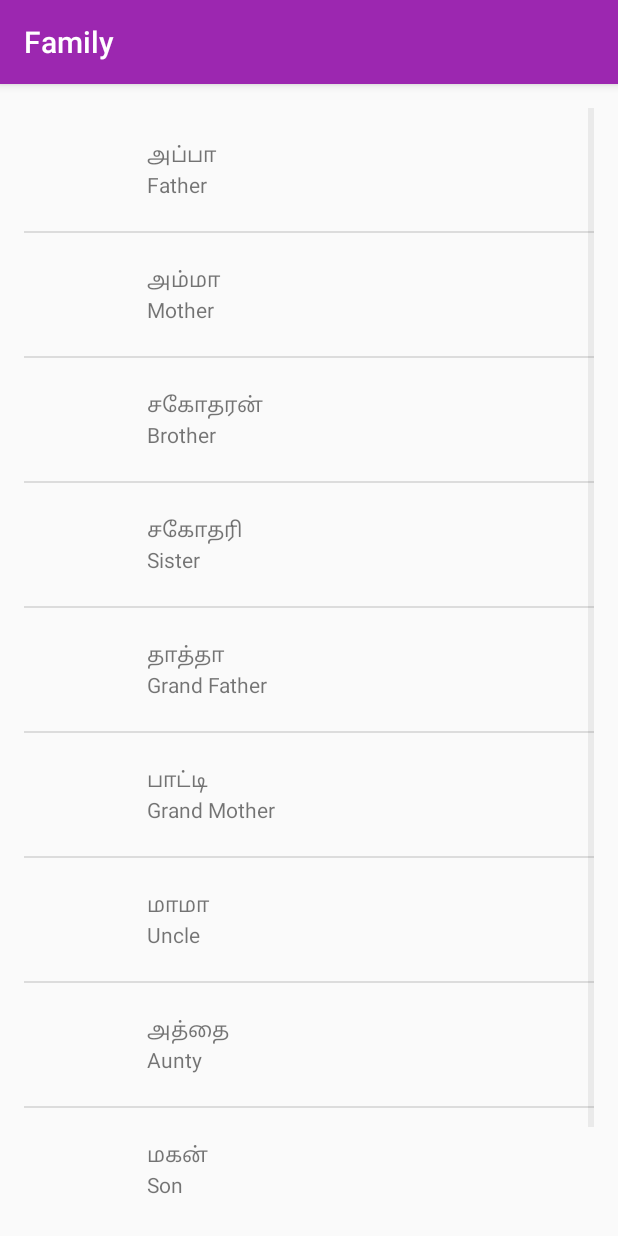
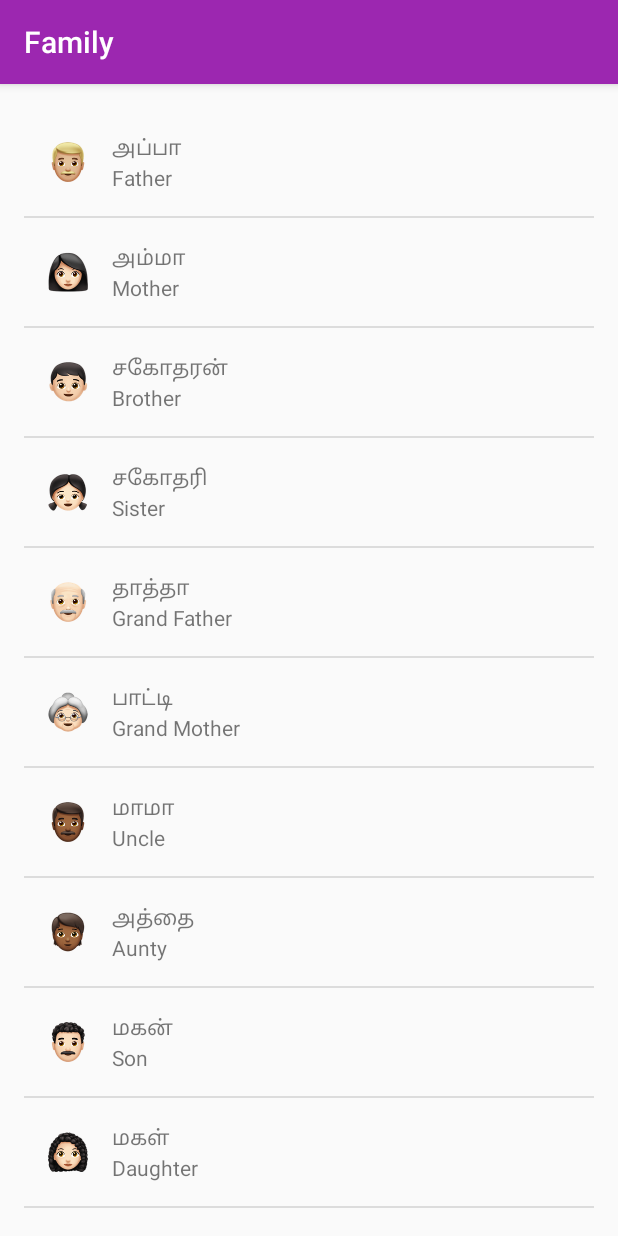
Before and after one commit to madhank93/TamilAndroidApp, an Android app: the FamilyActivity screen opened directly, with no data from a screen before it, on a phone screen of 412 x 824 dp. Run offline under Robolectric (Android 15) with nearby library versions, the light colour scheme and no system bars.

Commit message:
Image assets change

```diff
--- a/app/src/main/res/layout/list_item.xml
+++ b/app/src/main/res/layout/list_item.xml
@@ -9,9 +9,10 @@
     android:padding="16dp">
 
     <ImageView
-        android:id="@mipmap/ic_launcher"
-        android:layout_width="50dp"
-        android:layout_height="50dp"/>
+        android:id="@+id/list_item_icon"
+        android:layout_width="wrap_content"
+        android:layout_height="wrap_content"
+        android:src="@mipmap/ic_launcher"/>
 
     <LinearLayout
         android:layout_width="0dp"
```
Also changed, not shown: app/src/main/res/drawable-hdpi/ae_WtQYwMB.png (deleted), app/src/main/res/drawable-ldpi/ae_WtQYwMB.png (deleted), app/src/main/res/drawable-mdpi/ae_WtQYwMB.png (deleted), app/src/main/res/drawable-xhdpi/ae_WtQYwMB.png (deleted), app/src/main/res/drawable-xxhdpi/ae_WtQYwMB.png (deleted), app/src/main/res/drawable-xxxhdpi/ae_WtQYwMB.png (deleted).
